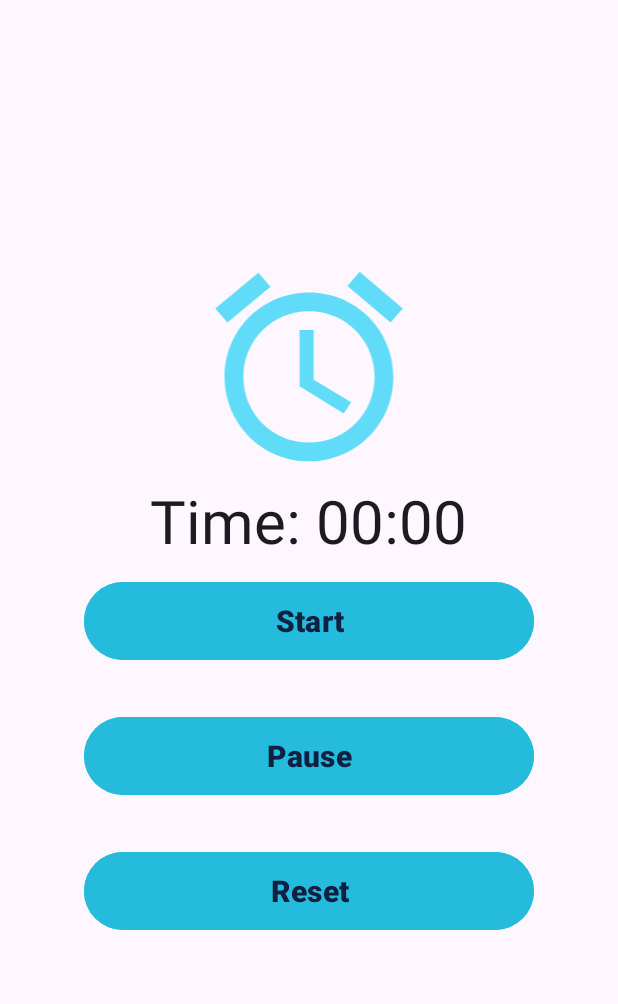
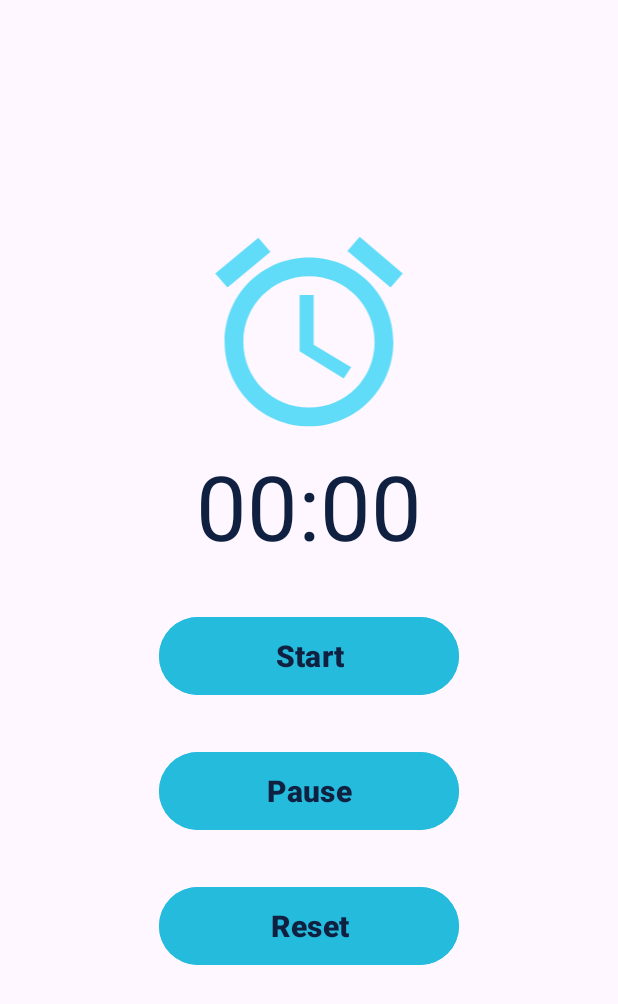
Before and after one commit to FarhanaAkterSuci/Hair, an Android app: the stopwatch2 screen opened directly, with no data from a screen before it, on a phone screen of 412 x 824 dp. Shown: the top 1004 px of the screen. Run offline under Robolectric (Android 15) with nearby library versions, the phone set to English and light mode, and no system bars.

Commit message:
Stopwatch complete

```diff
--- a/app/src/main/java/com/example/smartalarm/stopwatch2.java
+++ b/app/src/main/java/com/example/smartalarm/stopwatch2.java
@@ -20,7 +20,7 @@ public class stopwatch2 extends AppCompatActivity {
         setContentView(R.layout.activity_stopwatch2);
 
         chronometer = findViewById(R.id.chronometer);
-        chronometer.setFormat("Time: %s");
+        chronometer.setFormat("%s");
         chronometer.setBase(SystemClock.elapsedRealtime());
 
         //chronometer.setOnChronometerTickListener(new Chronometer.OnChronometerTickListener() {
--- a/app/src/main/res/layout/activity_stopwatch2.xml
+++ b/app/src/main/res/layout/activity_stopwatch2.xml
@@ -22,14 +22,16 @@
         android:id="@+id/chronometer"
         android:layout_width="wrap_content"
         android:layout_height="wrap_content"
-        android:textSize="40sp" />
+        android:text="@string/_00_00"
+        android:textColor="@color/bgcolor"
+        android:textSize="60sp"/>
 
 
     <Button
-        android:layout_width="300dp"
+        android:layout_width="200dp"
         android:layout_height="60dp"
         android:gravity="center"
-        android:layout_marginTop="10dp"
+        android:layout_marginTop="30dp"
         android:layout_marginBottom="30dp"
         android:textSize="20sp"
 
@@ -42,14 +44,15 @@
 
 
         android:layout_below="@+id/text_view_countdown"
-        android:layout_centerHorizontal="true"
 
 
         android:onClick="startChronometer"
-        android:text="Start" />
+        android:text="Start"
+
+        />
 
     <Button
-        android:layout_width="300dp"
+        android:layout_width="200dp"
         android:layout_height="60dp"
         android:gravity="center"
         android:layout_marginBottom="30dp"
@@ -71,7 +74,8 @@
         android:text="Pause" />
 
     <Button
-        android:layout_width="300dp"
+
+        android:layout_width="200dp"
         android:layout_height="60dp"
         android:gravity="center"
         android:layout_marginBottom="30dp"
@@ -90,7 +94,8 @@
 
 
         android:onClick="resetChronometer"
-        android:text="Reset" />
+        android:text="Reset"
+        />
     </LinearLayout>
 
 </RelativeLayout>
--- a/app/src/main/res/values/strings.xml
+++ b/app/src/main/res/values/strings.xml
@@ -4,6 +4,7 @@
     <string name="close_nav">Close Navigation Drawer</string>
     <!-- TODO: Remove or change this placeholder text -->
     <string name="hello_blank_fragment">Hello blank fragment</string>
+    <string name="_00_00">00:00</string>
 
 
 </resources>
```
Also changed, not shown: app/src/main/res/layout/activity_stopwatch.xml (+4 -3 lines).
